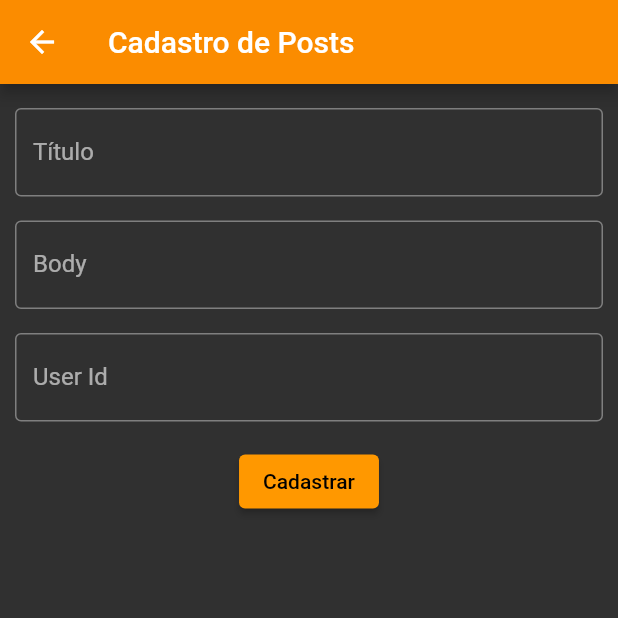
After one commit to lucasvromano/barber_shop_app, a Flutter app: the HomePage screen opened directly, after a tap on the "add" icon, on a phone screen of 412 x 824 dp, the top half of it. The commit adds this screen. Run offline on Flutter 3.47's test engine with Material 2 defaults, Android fonts, the phone set to English and light mode, and no system bars; our stand-ins replace dio, flutter_mobx, mobx; generated files the repository leaves out were written again; network calls fail.

Commit message:
feature: add post with mobx

```diff
--- a/lib/barber_shop.dart
+++ b/lib/barber_shop.dart
@@ -1,4 +1,5 @@
 import 'package:barber_shop/pages/login.page.dart';
+import 'package:barber_shop/pages/register_post.page.dart';
 import 'package:flutter/material.dart';
 
 class BarberShop extends StatelessWidget {
@@ -9,6 +10,7 @@ class BarberShop extends StatelessWidget {
   Widget build(BuildContext context) {
     return MaterialApp(
       title: 'Barber Shop',
+      debugShowCheckedModeBanner: false,
       theme: ThemeData(
         brightness: Brightness.dark,
         primarySwatch: Colors.orange,
@@ -17,8 +19,8 @@ class BarberShop extends StatelessWidget {
           backgroundColor: Colors.orange[600],
         ),
       ),
-      // home: const LoginPage(),
       home: const LoginPage(),
+      // home: const RegisterPostPage(),
     );
   }
 }
--- a/lib/pages/home.page.dart
+++ b/lib/pages/home.page.dart
@@ -1,5 +1,6 @@
 import 'package:barber_shop/pages/post.page.dart';
 import 'package:barber_shop/pages/mobx.page.dart';
+import 'package:barber_shop/pages/register_post.page.dart';
 import 'package:barber_shop/pages/schedules.page..dart';
 import 'package:flutter/material.dart';
 
@@ -30,6 +31,23 @@ class _HomePageState extends State<HomePage> {
       appBar: AppBar(
         title: const Text('Home'),
         automaticallyImplyLeading: false,
+        actions: [
+          IconButton(
+            icon: const Icon(
+              Icons.add,
+              color: Colors.white,
+            ),
+            onPressed: () {
+              Navigator.push(
+                context,
+                MaterialPageRoute(
+                  builder: (context) => const RegisterPostPage(),
+                ),
+              );
+              // do something
+            },
+          )
+        ],
       ),
       bottomNavigationBar: BottomNavigationBar(
         items: const <BottomNavigationBarItem>[
--- a/lib/pages/post.page.dart
+++ b/lib/pages/post.page.dart
@@ -4,7 +4,7 @@ import 'package:flutter_mobx/flutter_mobx.dart';
 
 import '../components/organisms/items_list/item_post_organism.dart';
 
-final api = PostStore();
+final postStore = PostStore();
 
 class PostPage extends StatelessWidget {
   const PostPage({Key? key}) : super(key: key);
@@ -21,13 +21,13 @@ class PostPage extends StatelessWidget {
               padding: const EdgeInsets.symmetric(vertical: 8),
               child: ElevatedButton(
                 child: const Text('Busca na API'),
-                onPressed: () => api.getAllItems(),
+                onPressed: () => postStore.getAllItems(),
               ),
             ),
             Observer(
-              name: 'Observer API',
+              name: 'List Posts',
               builder: (_) {
-                return api.isLoading && api.apis.isEmpty
+                return postStore.isLoading && postStore.posts.isEmpty
                     ? const CircularProgressIndicator()
                     : Expanded(
                         child: Padding(
@@ -35,12 +35,12 @@ class PostPage extends StatelessWidget {
                           child: ListView.builder(
                             scrollDirection: Axis.vertical,
                             shrinkWrap: true,
-                            itemCount: api.apis.length,
+                            itemCount: postStore.posts.length,
                             itemBuilder: (_, int index) {
                               return ItemPostOrganism(
-                                id: api.apis[index].id,
-                                title: api.apis[index].title,
-                                body: api.apis[index].body,
+                                id: postStore.posts[index].id,
+                                title: postStore.posts[index].title,
+                                body: postStore.posts[index].body,
                               );
                             },
                           ),
--- /dev/null
+++ b/lib/pages/register_post.page.dart
@@ -0,0 +1,99 @@
+import 'package:flutter/material.dart';
+import 'package:flutter_mobx/flutter_mobx.dart';
+
+import '../store/post/post_store.dart';
+
+class RegisterPostPage extends StatefulWidget {
+  const RegisterPostPage({Key? key}) : super(key: key);
+
+  @override
+  State<RegisterPostPage> createState() => _RegisterPostPageState();
+}
+
+class _RegisterPostPageState extends State<RegisterPostPage> {
+  // of the TextField.
+  final title = TextEditingController();
+  final body = TextEditingController();
+  final userId = TextEditingController();
+
+  final postStore = PostStore();
+
+  @override
+  void dispose() {
+    title.dispose();
+    body.dispose();
+    userId.dispose();
+    super.dispose();
+  }
+
+  @override
+  Widget build(BuildContext context) {
+    return Scaffold(
+      appBar: AppBar(
+        title: const Text('Cadastro de Posts'),
+      ),
+      body: SingleChildScrollView(
+        child: Padding(
+          padding: const EdgeInsets.fromLTRB(10, 16, 10, 16),
+          child: Column(
+            children: [
+              Padding(
+                padding: const EdgeInsets.only(bottom: 16),
+                child: TextField(
+                  controller: title,
+                  decoration: const InputDecoration(
+                    border: OutlineInputBorder(),
+                    labelText: "Título",
+                  ),
+                ),
+              ),
+              Padding(
+                padding: const EdgeInsets.only(bottom: 16),
+                child: TextField(
+                  controller: body,
+                  decoration: const InputDecoration(
+                    border: OutlineInputBorder(),
+                    labelText: "Body",
+                  ),
+                ),
+              ),
+              Padding(
+                padding: const EdgeInsets.only(bottom: 16),
+                child: TextField(
+                  controller: userId,
+                  keyboardType: TextInputType.number,
+                  decoration: const InputDecoration(
+                    border: OutlineInputBorder(),
+                    labelText: "User Id",
+                  ),
+                ),
+              ),
+              Padding(
+                padding: const EdgeInsets.only(bottom: 16),
+                child: Observer(
+                  name: 'Register POST',
+                  builder: (_) {
+                    return postStore.isLoading
+                        ? const CircularProgressIndicator()
+                        : ElevatedButton(
+                            child: const Text('Cadastrar'),
+                            onPressed: () async {
+                              await postStore.registerPost(
+                                title.text,
+                                body.text,
+                                userId.text,
+                              );
+
+                              Navigator.pop(context);
+                            },
+                          );
+                  },
+                ),
+              ),
+            ],
+          ),
+        ),
+      ),
+    );
+  }
+}
--- a/lib/store/post/post_store.dart
+++ b/lib/store/post/post_store.dart
@@ -13,12 +13,22 @@ abstract class _PostStore with Store {
   bool isLoading = false;
 
   @observable
-  List<PostModel> apis = [];
+  List<PostModel> posts = [];
+
+  @observable
+  dynamic post;
 
   @action
   Future<List<PostModel>> getAllItems() async {
     isLoading = true;
-    apis = await apiRepository.fetchAllApis();
-    return apis;
+    posts = await apiRepository.fetchAllApis();
+    return posts;
+  }
+
+  @action
+  Future<dynamic> registerPost(title, body, userId) async {
+    isLoading = true;
+    post = await apiRepository.fetchPostApi(title, body, userId);
+    return post;
   }
 }
```
Also changed, not shown: lib/repositories/api.repository.dart (+18 -0 lines), lib/store/post/post_store.g.dart, pubspec.lock, 1 other file.
